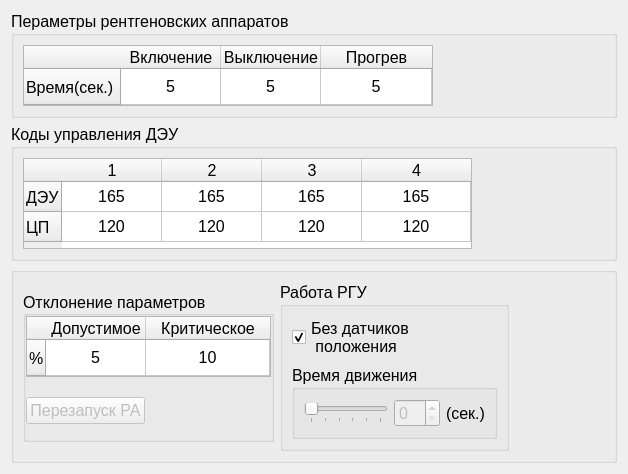
Above: sprsettingsrentgencontrolwidget.ui from longway34/SeparaterQt2 before the change. Below: the same form after it.
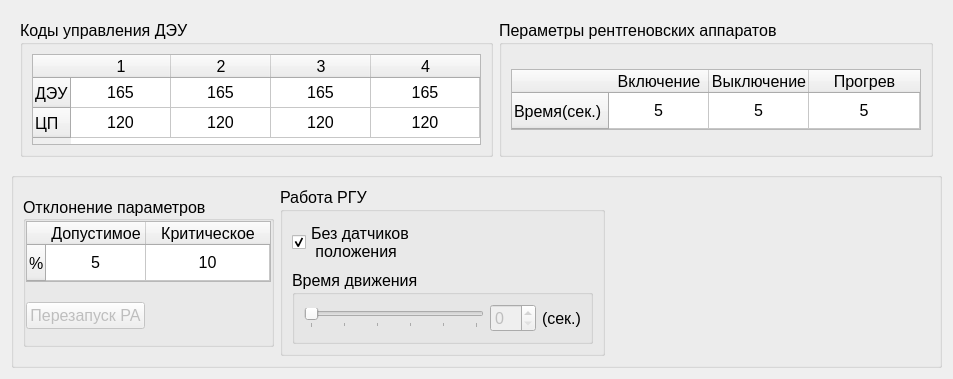
That is the form after the change. Custom widgets are drawn as their Qt base class.

Diff of the .ui file:
```diff
--- a/sprsettingsrentgencontrolwidget.ui
+++ b/sprsettingsrentgencontrolwidget.ui
@@ -6,8 +6,8 @@
    <rect>
     <x>0</x>
     <y>0</y>
-    <width>628</width>
-    <height>431</height>
+    <width>953</width>
+    <height>343</height>
    </rect>
   </property>
   <property name="font">
@@ -21,111 +21,8 @@
   </property>
   <layout class="QVBoxLayout" name="verticalLayout_3">
    <item>
-    <widget class="QGroupBox" name="groupBox_3">
-     <property name="title">
-      <string>Пераметры рентгеновских аппаратов</string>
-     </property>
-     <layout class="QHBoxLayout" name="horizontalLayout_5">
-      <item>
-       <widget class="QTableWidget" name="tPapamsRA">
-        <property name="sizePolicy">
-         <sizepolicy hsizetype="Maximum" vsizetype="Maximum">
-          <horstretch>0</horstretch>
-          <verstretch>0</verstretch>
-         </sizepolicy>
-        </property>
-        <property name="minimumSize">
-         <size>
-          <width>410</width>
-          <height>61</height>
-         </size>
-        </property>
-        <property name="maximumSize">
-         <size>
-          <width>410</width>
-          <height>61</height>
-         </size>
-        </property>
-        <property name="font">
-         <font>
-          <family>Tahoma</family>
-          <pointsize>12</pointsize>
-         </font>
-        </property>
-        <property name="verticalScrollBarPolicy">
-         <enum>Qt::ScrollBarAlwaysOff</enum>
-        </property>
-        <property name="horizontalScrollBarPolicy">
-         <enum>Qt::ScrollBarAlwaysOff</enum>
-        </property>
-        <attribute name="horizontalHeaderStretchLastSection">
-         <bool>true</bool>
-        </attribute>
-        <attribute name="verticalHeaderStretchLastSection">
-         <bool>true</bool>
-        </attribute>
-        <row>
-         <property name="text">
-          <string>Время(сек.)</string>
-         </property>
-        </row>
-        <column>
-         <property name="text">
-          <string>Включение</string>
-         </property>
-        </column>
-        <column>
-         <property name="text">
-          <string>Выключение</string>
-         </property>
-        </column>
-        <column>
-         <property name="text">
-          <string>Прогрев</string>
-         </property>
-        </column>
-        <item row="0" column="0">
-         <property name="text">
-          <string>5</string>
-         </property>
-         <property name="textAlignment">
-          <set>AlignCenter</set>
-         </property>
-        </item>
-        <item row="0" column="1">
-         <property name="text">
-          <string>5</string>
-         </property>
-         <property name="textAlignment">
-          <set>AlignCenter</set>
-         </property>
-        </item>
-        <item row="0" column="2">
-         <property name="text">
-          <string>5</string>
-         </property>
-         <property name="textAlignment">
-          <set>AlignCenter</set>
-         </property>
-        </item>
-       </widget>
-      </item>
-      <item>
-       <spacer name="horizontalSpacer">
-        <property name="orientation">
-         <enum>Qt::Horizontal</enum>
-        </property>
-        <property name="sizeHint" stdset="0">
-         <size>
-          <width>0</width>
-          <height>20</height>
-         </size>
-        </property>
-       </spacer>
-      </item>
-     </layout>
-    </widget>
-   </item>
+    <widget class="QWidget" name="widget_2" native="true">
+     <layout class="QHBoxLayout" name="horizontalLayout_6">
    <item>
     <widget class="QGroupBox" name="groupBox_2">
      <property name="title">
@@ -135,7 +32,7 @@
       <set>Qt::AlignLeading|Qt::AlignLeft|Qt::AlignTop</set>
      </property>
      <property name="flat">
-      <bool>true</bool>
+         <bool>false</bool>
      </property>
      <layout class="QHBoxLayout" name="horizontalLayout_4">
       <item>
@@ -299,6 +196,115 @@
          </size>
         </property>
        </spacer>
+         </item>
+        </layout>
+       </widget>
+      </item>
+      <item>
+       <widget class="QGroupBox" name="groupBox_3">
+        <property name="title">
+         <string>Пераметры рентгеновских аппаратов</string>
+        </property>
+        <layout class="QHBoxLayout" name="horizontalLayout_5">
+         <item>
+          <widget class="QTableWidget" name="tPapamsRA">
+           <property name="sizePolicy">
+            <sizepolicy hsizetype="Maximum" vsizetype="Maximum">
+             <horstretch>0</horstretch>
+             <verstretch>0</verstretch>
+            </sizepolicy>
+           </property>
+           <property name="minimumSize">
+            <size>
+             <width>410</width>
+             <height>61</height>
+            </size>
+           </property>
+           <property name="maximumSize">
+            <size>
+             <width>410</width>
+             <height>61</height>
+            </size>
+           </property>
+           <property name="font">
+            <font>
+             <family>Tahoma</family>
+             <pointsize>12</pointsize>
+            </font>
+           </property>
+           <property name="verticalScrollBarPolicy">
+            <enum>Qt::ScrollBarAlwaysOff</enum>
+           </property>
+           <property name="horizontalScrollBarPolicy">
+            <enum>Qt::ScrollBarAlwaysOff</enum>
+           </property>
+           <attribute name="horizontalHeaderStretchLastSection">
+            <bool>true</bool>
+           </attribute>
+           <attribute name="verticalHeaderStretchLastSection">
+            <bool>true</bool>
+           </attribute>
+           <row>
+            <property name="text">
+             <string>Время(сек.)</string>
+            </property>
+           </row>
+           <column>
+            <property name="text">
+             <string>Включение</string>
+            </property>
+           </column>
+           <column>
+            <property name="text">
+             <string>Выключение</string>
+            </property>
+           </column>
+           <column>
+            <property name="text">
+             <string>Прогрев</string>
+            </property>
+           </column>
+           <item row="0" column="0">
+            <property name="text">
+             <string>5</string>
+            </property>
+            <property name="textAlignment">
+             <set>AlignCenter</set>
+            </property>
+           </item>
+           <item row="0" column="1">
+            <property name="text">
+             <string>5</string>
+            </property>
+            <property name="textAlignment">
+             <set>AlignCenter</set>
+            </property>
+           </item>
+           <item row="0" column="2">
+            <property name="text">
+             <string>5</string>
+            </property>
+            <property name="textAlignment">
+             <set>AlignCenter</set>
+            </property>
+           </item>
+          </widget>
+         </item>
+         <item>
+          <spacer name="horizontalSpacer">
+           <property name="orientation">
+            <enum>Qt::Horizontal</enum>
+           </property>
+           <property name="sizeHint" stdset="0">
+            <size>
+             <width>0</width>
+             <height>20</height>
+            </size>
+           </property>
+          </spacer>
+         </item>
+        </layout>
+       </widget>
       </item>
      </layout>
     </widget>
```
Lines whose indentation alone changed are shown as unchanged.
